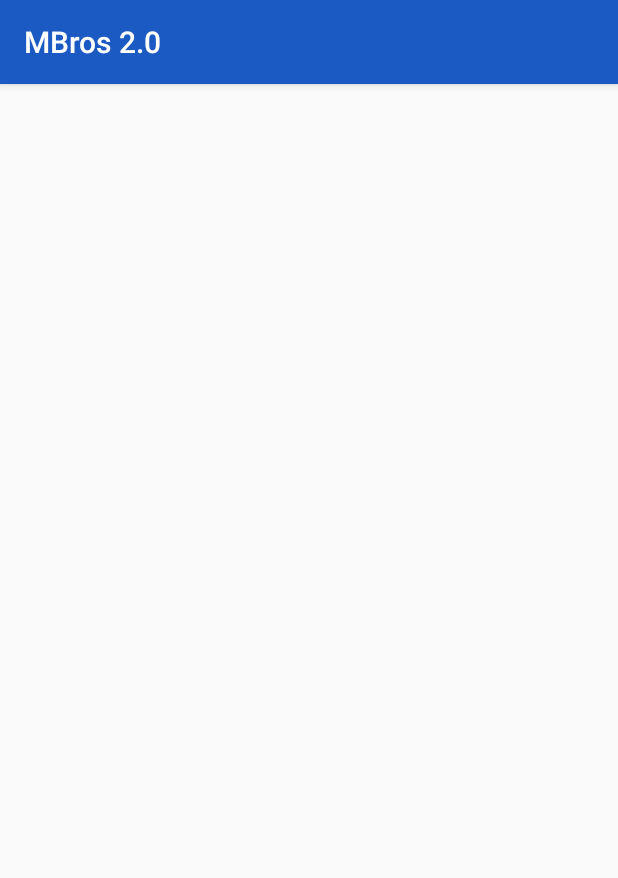
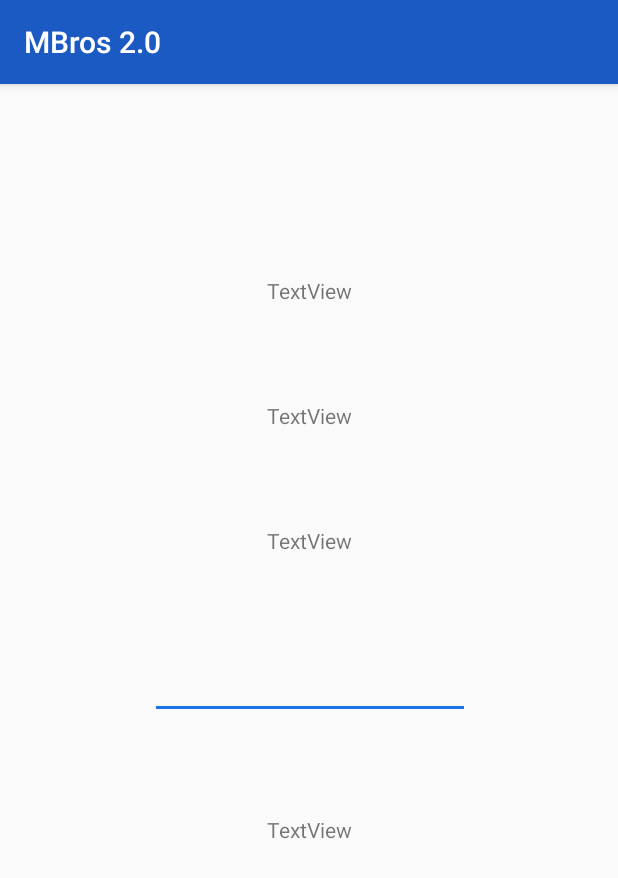
Before and after one commit to prasunmondal/MBros-2.0, an Android app: the BillingActivity screen opened directly, with no data from a screen before it, on a phone screen of 412 x 824 dp. Shown: the top 878 px of the screen. Run offline under Robolectric (Android 15) with nearby library versions, the phone set to English and light mode, and no system bars.

Commit message:
show Billing details

```diff
--- a/app/src/main/java/com/prasunmondal/mbros20/activities/BillingActivity.kt
+++ b/app/src/main/java/com/prasunmondal/mbros20/activities/BillingActivity.kt
@@ -3,32 +3,50 @@ package com.prasunmondal.mbros20.activities
 import androidx.appcompat.app.AppCompatActivity
 import android.os.Bundle
 import android.util.Log
+import android.widget.EditText
+import android.widget.TextView
 import com.prasunmondal.mbros20.R
+import com.prasunmondal.mbros20.calculators.Calculator
 import com.prasunmondal.mbros20.models.Delivery
 import com.prasunmondal.mbros20.models.Order
+import com.prasunmondal.mbros20.models.OrderList
+import java.lang.Exception
 
 class BillingActivity : AppCompatActivity() {
+
+    private lateinit var textViewTodaysAmount: TextView
+    private lateinit var textViewPreviousAmount: TextView
+    private lateinit var textViewTotalAmount: TextView
+    private lateinit var editTextTodaysPayment: EditText
+    private lateinit var textViewRemainingAmount: TextView
+
+    private lateinit var order: Order
+    private lateinit var deliveryObject: Delivery
+
     override fun onCreate(savedInstanceState: Bundle?) {
         super.onCreate(savedInstanceState)
         setContentView(R.layout.activity_billing)
+
+        textViewTodaysAmount = findViewById(R.id.billing_todaysAmount)
+        textViewPreviousAmount = findViewById(R.id.billing_prevDue)
+        textViewTotalAmount = findViewById(R.id.billing_totalAmount)
+        editTextTodaysPayment = findViewById(R.id.billing_todaysPayment)
+        textViewRemainingAmount = findViewById(R.id.billing_remainingAmount)
 
         Log.d("Billing Activity: ", "onCreate")
         val bundle = intent.extras
         if(bundle != null) {
             Log.d("Billing Activity: ", "bundle is not null")
-            val deliveryObject: Delivery? = bundle.getSerializable("deliveryObject") as Delivery?
-            if (deliveryObject != null) {
-                Log.d("Billing Activity: ", "delivery object is not null")
-                prepareBillingUI(deliveryObject)
-            } else {
-                Log.d("Billing Activity: ", "delivery object is null")
-            }
+            deliveryObject = bundle.getSerializable("deliveryObject")!! as Delivery
+            Log.d("Billing Activity: ", "delivery object is not null")
+            order = OrderList.instance.getOrderByCustomerId(deliveryObject.customerId)!!
+            prepareBillingUI()
         } else {
             Log.d("Billing Activity: ", "bundle is null")
         }
     }
 
-    private fun prepareBillingUI(deliveryObject: Delivery) {
+    private fun prepareBillingUI() {
         Log.d("Billing Activity: ",
             deliveryObject.kilos + ", "
                     + deliveryObject.pcs + ", "
@@ -36,5 +54,28 @@ class BillingActivity : AppCompatActivity() {
                     + deliveryObject.pricePerKilo + ", "
                     + deliveryObject.todayPaid + ", "
                     + deliveryObject.customerName + ", ")
+
+        textViewTodaysAmount.text = Calculator.deliveryTotalPriceForTodaysDelivery(
+            deliveryObject, order).toString()
+
+        textViewPreviousAmount.text = OrderList.instance.getOrderByCustomerId(deliveryObject.customerId)!!.previousDue
+
+        textViewTotalAmount.text = Calculator.deliveryTotalAmount_today_prevDue(deliveryObject,
+            OrderList.instance.getOrderByCustomerId(deliveryObject.customerId)!!).toString()
+
+        setRemainingAmount()
+    }
+
+    private fun setRemainingAmount() {
+        textViewRemainingAmount.text = Calculator.deliveryRemainingAmount(deliveryObject,
+            OrderList.instance.getOrderByCustomerId(deliveryObject.customerId)!!, getPaidAmount()).toString()
+    }
+
+    private fun getPaidAmount(): Float {
+        return try {
+            editTextTodaysPayment.text.toString().toFloat()
+        } catch (e: Exception) {
+            0.0F
+        }
     }
 }
--- a/app/src/main/res/layout/activity_billing.xml
+++ b/app/src/main/res/layout/activity_billing.xml
@@ -6,4 +6,55 @@
     android:layout_height="match_parent"
     tools:context=".activities.BillingActivity">
 
+    <TextView
+        android:id="@+id/billing_todaysAmount"
+        android:layout_width="wrap_content"
+        android:layout_height="wrap_content"
+        android:layout_marginTop="128dp"
+        android:text="TextView"
+        app:layout_constraintEnd_toEndOf="parent"
+        app:layout_constraintStart_toStartOf="parent"
+        app:layout_constraintTop_toTopOf="parent" />
+
+    <TextView
+        android:id="@+id/billing_prevDue"
+        android:layout_width="wrap_content"
+        android:layout_height="wrap_content"
+        android:layout_marginTop="64dp"
+        android:text="TextView"
+        app:layout_constraintEnd_toEndOf="parent"
+        app:layout_constraintStart_toStartOf="parent"
+        app:layout_constraintTop_toBottomOf="@+id/billing_todaysAmount" />
+
+    <TextView
+        android:id="@+id/billing_totalAmount"
+        android:layout_width="wrap_content"
+        android:layout_height="wrap_content"
+        android:layout_marginTop="64dp"
+        android:text="TextView"
+        app:layout_constraintEnd_toEndOf="parent"
+        app:layout_constraintStart_toStartOf="parent"
+        app:layout_constraintTop_toBottomOf="@+id/billing_prevDue" />
+
+    <EditText
+        android:id="@+id/billing_todaysPayment"
+        android:layout_width="wrap_content"
+        android:layout_height="wrap_content"
+        android:layout_marginTop="64dp"
+        android:ems="10"
+        android:inputType="number"
+        app:layout_constraintEnd_toEndOf="@+id/billing_totalAmount"
+        app:layout_constraintStart_toStartOf="@+id/billing_totalAmount"
+        app:layout_constraintTop_toBottomOf="@+id/billing_totalAmount" />
+
+    <TextView
+        android:id="@+id/billing_remainingAmount"
+        android:layout_width="wrap_content"
+        android:layout_height="wrap_content"
+        android:layout_marginTop="64dp"
+        android:text="TextView"
+        app:layout_constraintEnd_toEndOf="parent"
+        app:layout_constraintStart_toStartOf="parent"
+        app:layout_constraintTop_toBottomOf="@+id/billing_todaysPayment" />
+
 </androidx.constraintlayout.widget.ConstraintLayout>
```
Also changed, not shown: app/src/main/java/com/prasunmondal/mbros20/calculators/Calculator.kt (added, +44 -0 lines).
